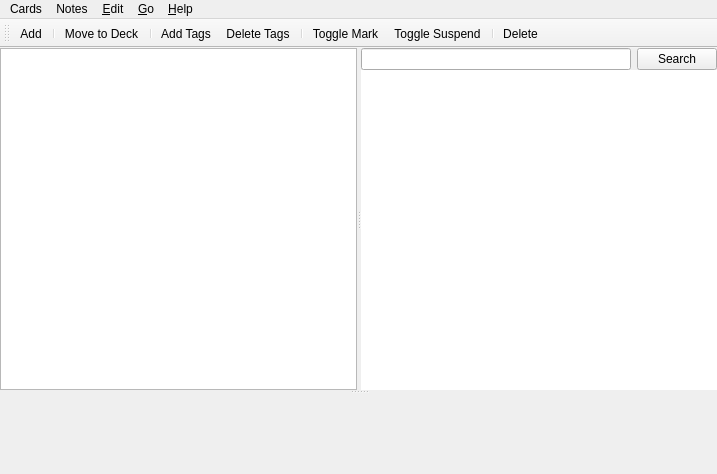
Old version of the form designer/browser.ui in the repository ankitects/anki.
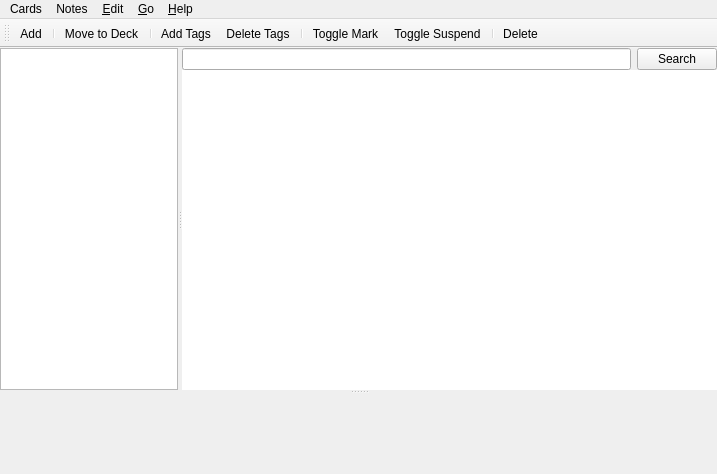
New version of the form. Icons and pictures are not drawn.

Commit message: report issues with history not matching rep count

Diff of the .ui file:
```diff
--- a/designer/browser.ui
+++ b/designer/browser.ui
@@ -32,6 +32,12 @@
         <enum>Qt::Horizontal</enum>
        </property>
        <widget class="QTreeWidget" name="tree">
+        <property name="sizePolicy">
+         <sizepolicy hsizetype="Expanding" vsizetype="Expanding">
+          <horstretch>1</horstretch>
+          <verstretch>0</verstretch>
+         </sizepolicy>
+        </property>
         <attribute name="headerVisible">
          <bool>false</bool>
         </attribute>
@@ -42,6 +48,12 @@
         </column>
        </widget>
        <widget class="QWidget" name="widget" native="true">
+        <property name="sizePolicy">
+         <sizepolicy hsizetype="Expanding" vsizetype="Preferred">
+          <horstretch>3</horstretch>
+          <verstretch>0</verstretch>
+         </sizepolicy>
+        </property>
         <layout class="QVBoxLayout" name="verticalLayout_2">
          <property name="spacing">
           <number>0</number>
```
The commit also changes 2 other files.
